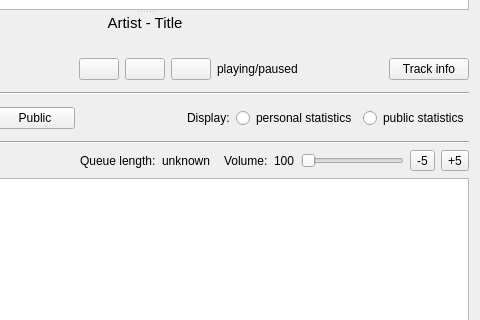
First picture: the form in src/desktop-remote/mainwidget.ui, repository hyperquantum/PMP, before the edit; both pictures show x 190 to 670 and y 205 to 525 of the 670 by 637 pixel window.
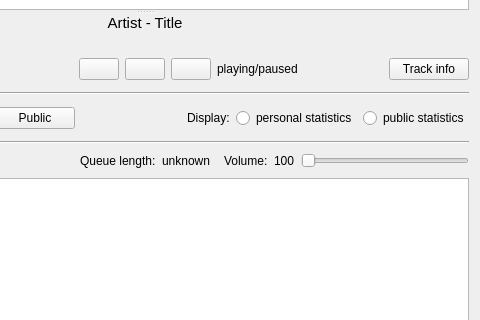
Second picture: the form after the edit. Icons and pictures are not drawn. Custom widgets are drawn as their Qt base class.

Commit message:
Remove the "-5" and "+5" volume buttons
The slider can be used for this instead (use page down and page up),
so the buttons are no longer useful.

```diff
--- a/src/desktop-remote/mainwidget.ui
+++ b/src/desktop-remote/mainwidget.ui
@@ -415,20 +415,6 @@
               </property>
              </widget>
             </item>
-            <item>
-             <widget class="QToolButton" name="volumeDecreaseButton">
-              <property name="text">
-               <string>-5</string>
-              </property>
-             </widget>
-            </item>
-            <item>
-             <widget class="QToolButton" name="volumeIncreaseButton">
-              <property name="text">
-               <string>+5</string>
-              </property>
-             </widget>
-            </item>
            </layout>
           </widget>
          </item>
```
The commit also changes 2 other files.
